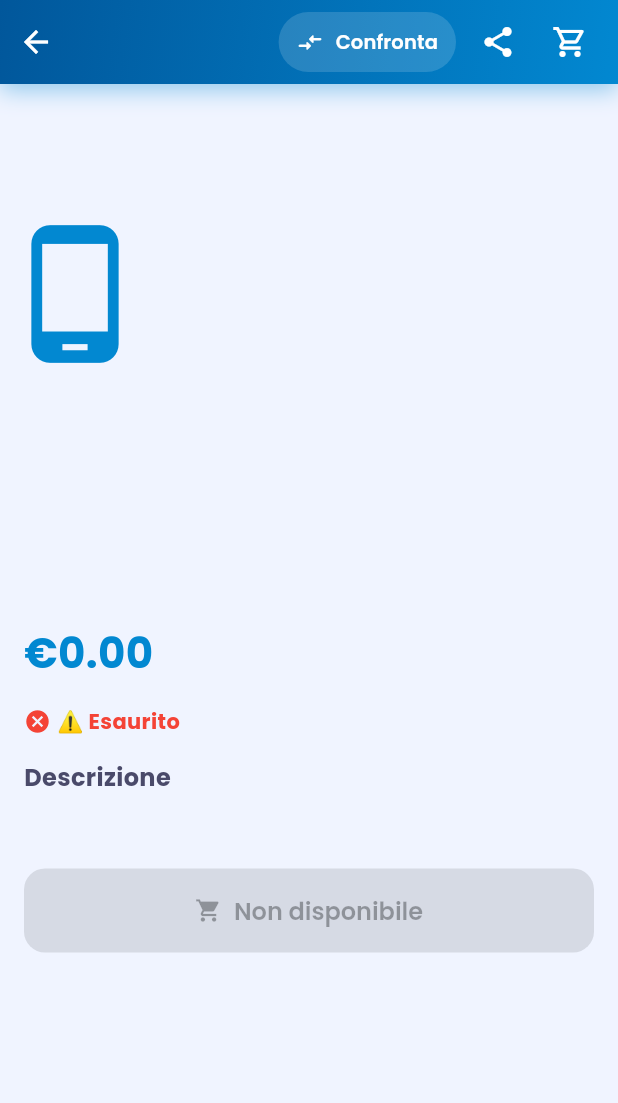
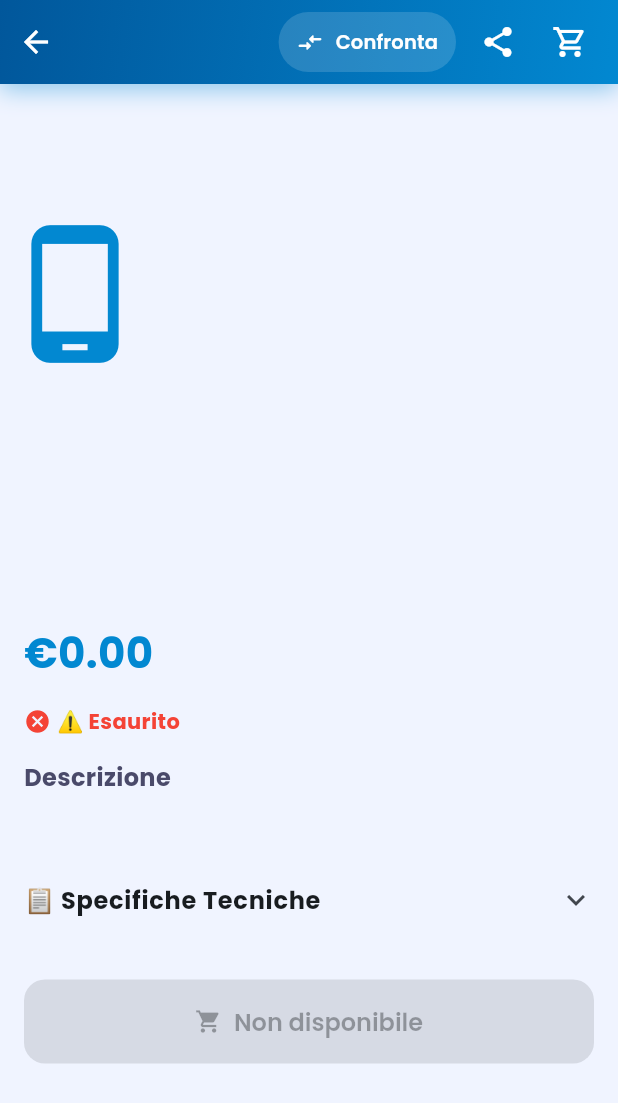
Before and after one commit to colorailgusto-source/topphone, a Flutter app: the ProductDetailScreen screen opened directly with empty values, on a phone screen of 412 x 824 dp. Shown: the top 1103 px of the screen. Run offline on Flutter 3.47's test engine with Material 3 defaults, Android fonts, the phone set to English and light mode, and no system bars; drawn by our look-alikes of badges; our stand-ins replace app_links, firebase_core, firebase_messaging, flutter_local_notifications, go_router, image_picker and 5 more; missing offline and left inert: flutter_stripe; accounts and stored records are empty; network calls fail.

Commit message:
feat: sezione specifiche tecniche espandibile nella pagina prodotto

```diff
--- a/lib/models/product_model.dart
+++ b/lib/models/product_model.dart
@@ -7,10 +7,16 @@ class ProductModel {
   final int stock;
   final String immagine;
   final int? vendite;
-  ProductModel({required this.id, required this.nome, required this.descrizione, required this.marca, required this.prezzo, required this.stock, required this.immagine, this.vendite});
+  final int? batteriaMah;
+  final int? fotocameraMp;
+  final double? schermoPollici;
+  final String? processore;
+  ProductModel({required this.id, required this.nome, required this.descrizione, required this.marca, required this.prezzo, required this.stock, required this.immagine, this.vendite, this.batteriaMah, this.fotocameraMp, this.schermoPollici, this.processore});
   factory ProductModel.fromJson(Map<String, dynamic> json) => ProductModel(
     id: json['id'], nome: json['nome'] ?? '', descrizione: json['descrizione'] ?? '',
     marca: json['marca'] ?? '', prezzo: (json['prezzo'] ?? 0).toDouble(),
     stock: json['stock'] ?? 0, immagine: json['immagine'] ?? '', vendite: json['vendite'] as int?,
+    batteriaMah: json['batteria_mah'] as int?, fotocameraMp: json['fotocamera_mp'] as int?,
+    schermoPollici: (json['schermo_pollici'] as num?)?.toDouble(), processore: json['processore'] as String?,
   );
 }
--- a/lib/screens/catalog/product_detail_screen.dart
+++ b/lib/screens/catalog/product_detail_screen.dart
@@ -388,6 +388,22 @@ class _ProductDetailScreenState extends State<ProductDetailScreen> {
               const Text('Descrizione', style: TextStyle(fontWeight: FontWeight.bold, fontSize: 16)),
               const SizedBox(height: 4),
               Text(_product!.descrizione, style: const TextStyle(color: AppTheme.grey, height: 1.5)),
+              const SizedBox(height: 16),
+              if (_product!.batteriaMah != null || _product!.fotocameraMp != null || _product!.schermoPollici != null || _product!.processore != null)
+                Theme(
+                  data: Theme.of(context).copyWith(dividerColor: Colors.transparent),
+                  child: ExpansionTile(
+                    tilePadding: EdgeInsets.zero,
+                    childrenPadding: const EdgeInsets.only(bottom: 12),
+                    title: const Text('📋 Specifiche Tecniche', style: TextStyle(fontWeight: FontWeight.bold, fontSize: 16)),
+                    children: [
+                      if (_product!.schermoPollici != null) _specRow(Icons.smartphone_rounded, 'Schermo', '\${_product!.schermoPollici}"'),
+                      if (_product!.processore != null) _specRow(Icons.memory_rounded, 'Processore', _product!.processore!),
+                      if (_product!.batteriaMah != null) _specRow(Icons.battery_charging_full_rounded, 'Batteria', '\${_product!.batteriaMah} mAh'),
+                      if (_product!.fotocameraMp != null) _specRow(Icons.camera_alt_rounded, 'Fotocamera', '\${_product!.fotocameraMp} MP'),
+                    ],
+                  ),
+                ),
               const SizedBox(height: 24),
               SafeArea(top: false, child: SizedBox(width: double.infinity, child: ElevatedButton.icon(
                 onPressed: canAdd ? () async {
@@ -518,4 +534,16 @@ class _ProductDetailScreenState extends State<ProductDetailScreen> {
           ])),
     );
   }
+
+  Widget _specRow(IconData icon, String label, String value) {
+    return Padding(
+      padding: const EdgeInsets.symmetric(vertical: 6),
+      child: Row(children: [
+        Icon(icon, size: 18, color: AppTheme.primary),
+        const SizedBox(width: 10),
+        Expanded(child: Text(label, style: const TextStyle(color: AppTheme.grey, fontSize: 13))),
+        Text(value, style: const TextStyle(fontWeight: FontWeight.w600, fontSize: 13)),
+      ]),
+    );
+  }
 }
```
